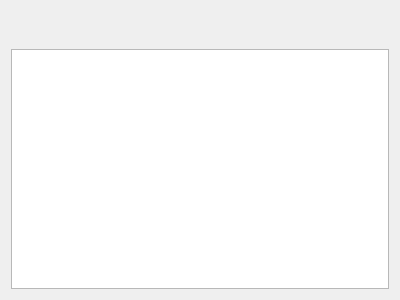
This is frontend/docks/DataView/DataView.ui in FelixdelasPozas/EspINA as Qt 5 draws it before an edit. The edited form follows.
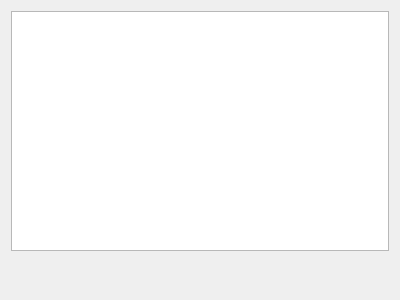
This is the edited form. Icons and pictures are not drawn.

Commit message: Make some clean up in the UI: new icons, tooltips. Update documentation

Diff of the .ui file:
```diff
--- a/frontend/docks/DataView/DataView.ui
+++ b/frontend/docks/DataView/DataView.ui
@@ -14,113 +14,6 @@
    <string>DataView</string>
   </property>
   <layout class="QVBoxLayout" name="verticalLayout">
-   <item>
-    <layout class="QHBoxLayout" name="horizontalLayout_5">
-     <item>
-      <widget class="QPushButton" name="writeDataToFile">
-       <property name="sizePolicy">
-        <sizepolicy hsizetype="Fixed" vsizetype="Fixed">
-         <horstretch>0</horstretch>
-         <verstretch>0</verstretch>
-        </sizepolicy>
-       </property>
-       <property name="minimumSize">
-        <size>
-         <width>32</width>
-         <height>32</height>
-        </size>
-       </property>
-       <property name="maximumSize">
-        <size>
-         <width>32</width>
-         <height>32</height>
-        </size>
-       </property>
-       <property name="baseSize">
-        <size>
-         <width>32</width>
-         <height>32</height>
-        </size>
-       </property>
-       <property name="toolTip">
-        <string>Add taxonomy node</string>
-       </property>
-       <property name="text">
-        <string/>
-       </property>
-       <property name="iconSize">
-        <size>
-         <width>22</width>
-         <height>22</height>
-        </size>
-       </property>
-       <property name="flat">
-        <bool>true</bool>
-       </property>
-      </widget>
-     </item>
-     <item>
-      <spacer name="horizontalSpacer_5">
-       <property name="orientation">
-        <enum>Qt::Horizontal</enum>
-       </property>
-       <property name="sizeHint" stdset="0">
-        <size>
-         <width>40</width>
-         <height>20</height>
-        </size>
-       </property>
-      </spacer>
-     </item>
-     <item>
-      <widget class="QPushButton" name="changeQuery">
-       <property name="sizePolicy">
-        <sizepolicy hsizetype="Fixed" vsizetype="Fixed">
-         <horstretch>0</horstretch>
-         <verstretch>0</verstretch>
-        </sizepolicy>
-       </property>
-       <property name="minimumSize">
-        <size>
-         <width>32</width>
-         <height>32</height>
-        </size>
-       </property>
-       <property name="maximumSize">
-        <size>
-         <width>32</width>
-         <height>32</height>
-        </size>
-       </property>
-       <property name="baseSize">
-        <size>
-         <width>32</width>
-         <height>32</height>
-        </size>
-       </property>
-       <property name="toolTip">
-        <string>Select Information Fields</string>
-       </property>
-       <property name="text">
-        <string/>
-       </property>
-       <property name="icon">
-        <iconset resource="../../rsc/espina.qrc">
-         <normaloff>:/espina/add.svg</normaloff>:/espina/add.svg</iconset>
-       </property>
-       <property name="iconSize">
-        <size>
-         <width>22</width>
-         <height>22</height>
-        </size>
-       </property>
-       <property name="flat">
-        <bool>true</bool>
-       </property>
-      </widget>
-     </item>
-    </layout>
-   </item>
    <item>
     <widget class="QTableView" name="tableView">
      <property name="styleSheet">
@@ -150,6 +43,113 @@
      </attribute>
     </widget>
    </item>
+   <item>
+    <layout class="QHBoxLayout" name="horizontalLayout_5">
+     <item>
+      <spacer name="horizontalSpacer_5">
+       <property name="orientation">
+        <enum>Qt::Horizontal</enum>
+       </property>
+       <property name="sizeHint" stdset="0">
+        <size>
+         <width>40</width>
+         <height>20</height>
+        </size>
+       </property>
+      </spacer>
+     </item>
+     <item>
+      <widget class="QPushButton" name="writeDataToFile">
+       <property name="sizePolicy">
+        <sizepolicy hsizetype="Fixed" vsizetype="Fixed">
+         <horstretch>0</horstretch>
+         <verstretch>0</verstretch>
+        </sizepolicy>
+       </property>
+       <property name="minimumSize">
+        <size>
+         <width>32</width>
+         <height>32</height>
+        </size>
+       </property>
+       <property name="maximumSize">
+        <size>
+         <width>32</width>
+         <height>32</height>
+        </size>
+       </property>
+       <property name="baseSize">
+        <size>
+         <width>32</width>
+         <height>32</height>
+        </size>
+       </property>
+       <property name="toolTip">
+        <string>Add taxonomy node</string>
+       </property>
+       <property name="text">
+        <string/>
+       </property>
+       <property name="iconSize">
+        <size>
+         <width>22</width>
+         <height>22</height>
+        </size>
+       </property>
+       <property name="flat">
+        <bool>true</bool>
+       </property>
+      </widget>
+     </item>
+     <item>
+      <widget class="QPushButton" name="changeQuery">
+       <property name="sizePolicy">
+        <sizepolicy hsizetype="Fixed" vsizetype="Fixed">
+         <horstretch>0</horstretch>
+         <verstretch>0</verstretch>
+        </sizepolicy>
+       </property>
+       <property name="minimumSize">
+        <size>
+         <width>32</width>
+         <height>32</height>
+        </size>
+       </property>
+       <property name="maximumSize">
+        <size>
+         <width>32</width>
+         <height>32</height>
+        </size>
+       </property>
+       <property name="baseSize">
+        <size>
+         <width>32</width>
+         <height>32</height>
+        </size>
+       </property>
+       <property name="toolTip">
+        <string>Select Information Fields</string>
+       </property>
+       <property name="text">
+        <string/>
+       </property>
+       <property name="icon">
+        <iconset resource="../../rsc/espina.qrc">
+         <normaloff>:/espina/settings.png</normaloff>:/espina/settings.png</iconset>
+       </property>
+       <property name="iconSize">
+        <size>
+         <width>22</width>
+         <height>22</height>
+        </size>
+       </property>
+       <property name="flat">
+        <bool>true</bool>
+       </property>
+      </widget>
+     </item>
+    </layout>
+   </item>
   </layout>
  </widget>
  <resources>
```
The commit also changes 24 other files.
